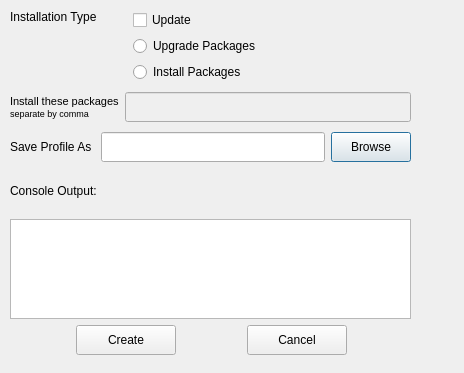
rickysarraf/apt-offline, file ui/AptOfflineQtCreateProfile.ui: the form before one commit.
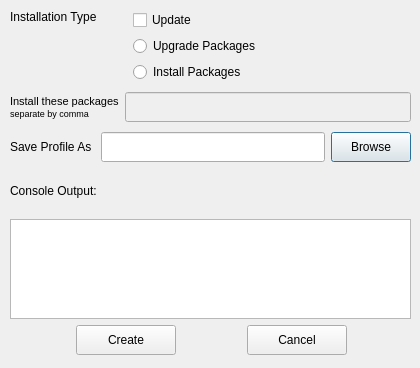
The form after the commit. Icons and pictures are not drawn.

Commit message:
Created Dialog boxes for AptOfflineQtFetch and AptOfflineQtCreateProfile
Summary:
* When selecting the Install Packages Radio box in AptOfflineQtCreateProfile, the toggled() signal is not getting emitted
* Download button in AptOfflineQtFetch is getting disabled and enabled as and when the filepath is empty or not

What changed in the file:
```diff
--- a/ui/AptOfflineQtCreateProfile.ui
+++ b/ui/AptOfflineQtCreateProfile.ui
@@ -6,8 +6,8 @@
    <rect>
     <x>0</x>
     <y>0</y>
-    <width>464</width>
-    <height>373</height>
+    <width>420</width>
+    <height>368</height>
    </rect>
   </property>
   <property name="windowTitle">
```
Left out of the diff: 4 changed lines with no effect on the pictures. The commit also changes 5 other files.
